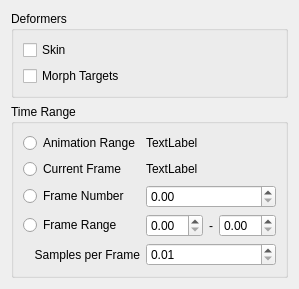
First picture: the form in src/MaxUsd/Views/UsdExportAnimationRollup.ui, repository Autodesk/3dsmax-usd, before the edit.
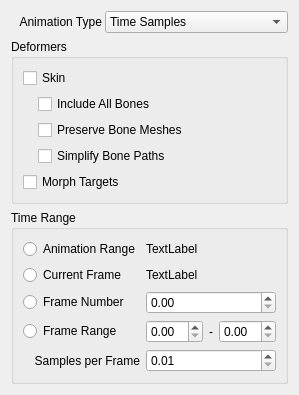
Second picture: the form after the edit. Custom widgets are drawn as their Qt base class.

What changed in the file:
```diff
--- a/src/MaxUsd/Views/UsdExportAnimationRollup.ui
+++ b/src/MaxUsd/Views/UsdExportAnimationRollup.ui
@@ -6,7 +6,7 @@
    <string>Animation</string>
   </property>
   <layout class="QGridLayout" name="gridLayout">
-   <item row="1" column="0">
+   <item row="3" column="0">
     <widget class="QGroupBox" name="TimeRangeBox">
      <property name="title">
       <string>Time Range</string>
@@ -115,7 +115,7 @@
      </layout>
     </widget>
    </item>
-   <item row="0" column="0">
+   <item row="1" column="0">
     <widget class="QGroupBox" name="IncludeGroupBox">
      <property name="title">
       <string>Deformers</string>
@@ -131,6 +131,49 @@
         </property>
        </widget>
       </item>
+      <item>
+       <layout class="QGridLayout" name="BonesGridLayout" columnstretch="1,0,4">
+        <item row="0" column="1" colspan="4">
+         <widget class="QCheckBox" name="IncludeAllBonesCheckBox">
+          <property name="toolTip">
+           <string>When active, include all bones - even if not used by a skin modifier..</string>
+          </property>
+          <property name="text">
+           <string>Include All Bones</string>
+          </property>
+          <property name="checkable">
+           <bool>true</bool>
+          </property>
+         </widget>
+        </item>
+        <item row="1" column="1" colspan="4">
+         <widget class="QCheckBox" name="PreserveBoneMeshesCheckBox">
+          <property name="toolTip">
+           <string>When active, export the 3ds Max bone meshes as USD prims.</string>
+          </property>
+          <property name="text">
+           <string>Preserve Bone Meshes</string>
+          </property>
+         </widget>
+        </item>
+        <item row="2" column="1" colspan="4">
+         <widget class="QCheckBox" name="SimplifyBonePathsCheckBox">
+          <property name="sizePolicy">
+           <sizepolicy hsizetype="Preferred" vsizetype="Fixed">
+            <horstretch>2</horstretch>
+            <verstretch>0</verstretch>
+           </sizepolicy>
+          </property>
+          <property name="toolTip">
+           <string>When active, the bone's path does not include the USD Skel path as prefix.</string>
+          </property>
+          <property name="text">
+           <string>Simplify Bone Paths</string>
+          </property>
+         </widget>
+        </item>
+       </layout>
+      </item>
       <item>
        <widget class="QCheckBox" name="MorpherCheckBox">
         <property name="toolTip">
@@ -144,6 +187,60 @@
      </layout>
     </widget>
    </item>
+   <item row="0" column="0">
+    <layout class="QGridLayout" name="AnimationTypeGridLayout" columnstretch="0,0">
+     <property name="horizontalSpacing">
+      <number>3</number>
+     </property>
+     <item row="0" column="0">
+      <widget class="QLabel" name="AnimationTypeLabel">
+       <property name="sizePolicy">
+        <sizepolicy hsizetype="Preferred" vsizetype="Preferred">
+         <horstretch>1</horstretch>
+         <verstretch>0</verstretch>
+        </sizepolicy>
+       </property>
+       <property name="toolTip">
+        <string>Select how animations should be stored: Time Samples, Animation Curves, or both. Animation Curves are not fully supported. Where unsupported, the system falls back to Time Samples.</string>
+       </property>
+       <property name="text">
+        <string>Animation Type</string>
+       </property>
+       <property name="alignment">
+        <set>Qt::AlignRight|Qt::AlignTrailing|Qt::AlignVCenter</set>
+       </property>
+      </widget>
+     </item>
+     <item row="0" column="1">
+      <widget class="QComboBox" name="AnimationTypeComboBox">
+       <property name="sizePolicy">
+        <sizepolicy hsizetype="Preferred" vsizetype="Fixed">
+         <horstretch>2</horstretch>
+         <verstretch>0</verstretch>
+        </sizepolicy>
+       </property>
+       <property name="toolTip">
+        <string>Select how animations should be stored: Time Samples, Animation Curves, or both. Animation Curves are not fully supported. Where unsupported, the system falls back to Time Samples.</string>
+       </property>
+       <item>
+        <property name="text">
+         <string>Time Samples</string>
+        </property>
+       </item>
+       <item>
+        <property name="text">
+         <string>Animation Curves</string>
+        </property>
+       </item>
+       <item>
+        <property name="text">
+         <string>Both Samples and Curves</string>
+        </property>
+       </item>
+      </widget>
+     </item>
+    </layout>
+   </item>
   </layout>
  </widget>
  <customwidgets>
```
